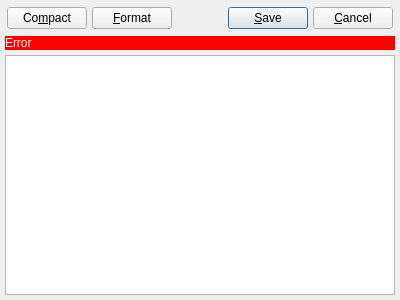
Above: src/texteditdialog.ui from syyyr/shvspy before the change. Below: the same form after it.
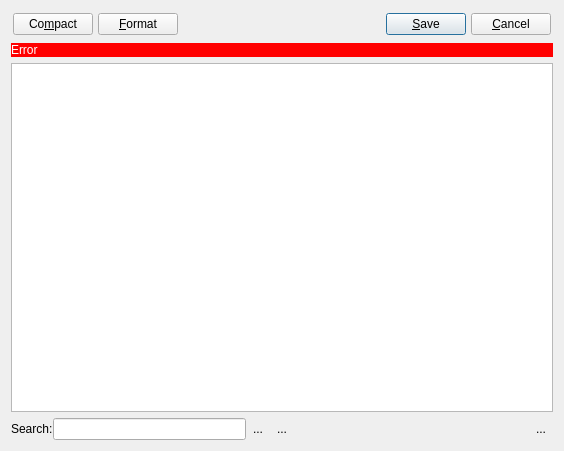
That is the form after the change. Icons and pictures are not drawn.

Commit message: added find function to shvspy result window

Patch:
```diff
--- a/src/texteditdialog.ui
+++ b/src/texteditdialog.ui
@@ -6,29 +6,14 @@
    <rect>
     <x>0</x>
     <y>0</y>
-    <width>400</width>
-    <height>300</height>
+    <width>564</width>
+    <height>451</height>
    </rect>
   </property>
   <property name="windowTitle">
    <string>Result</string>
   </property>
-  <layout class="QVBoxLayout" name="verticalLayout">
-   <property name="spacing">
-    <number>5</number>
-   </property>
-   <property name="leftMargin">
-    <number>5</number>
-   </property>
-   <property name="topMargin">
-    <number>5</number>
-   </property>
-   <property name="rightMargin">
-    <number>5</number>
-   </property>
-   <property name="bottomMargin">
-    <number>5</number>
-   </property>
+  <layout class="QVBoxLayout" name="verticalLayout_2">
    <item>
     <widget class="QFrame" name="frmTools">
      <layout class="QHBoxLayout" name="horizontalLayout">
@@ -111,6 +96,103 @@
    <item>
     <widget class="QPlainTextEdit" name="plainTextEdit"/>
    </item>
+   <item>
+    <widget class="QWidget" name="searchWidget" native="true">
+     <layout class="QVBoxLayout" name="verticalLayout">
+      <property name="spacing">
+       <number>0</number>
+      </property>
+      <property name="leftMargin">
+       <number>0</number>
+      </property>
+      <property name="topMargin">
+       <number>0</number>
+      </property>
+      <property name="rightMargin">
+       <number>0</number>
+      </property>
+      <property name="bottomMargin">
+       <number>0</number>
+      </property>
+      <item>
+       <layout class="QHBoxLayout" name="horizontalLayout_3">
+        <property name="spacing">
+         <number>0</number>
+        </property>
+        <item>
+         <layout class="QHBoxLayout" name="horizontalLayout_2">
+          <item>
+           <widget class="QLabel" name="label">
+            <property name="text">
+             <string>Search:</string>
+            </property>
+           </widget>
+          </item>
+          <item>
+           <widget class="QLineEdit" name="searchEdit"/>
+          </item>
+         </layout>
+        </item>
+        <item>
+         <widget class="QToolButton" name="nextToolButton">
+          <property name="text">
+           <string>...</string>
+          </property>
+          <property name="icon">
+           <iconset resource="../shvspy.qrc">
+            <normaloff>:/shvspy/images/down.svg</normaloff>:/shvspy/images/down.svg</iconset>
+          </property>
+          <property name="autoRaise">
+           <bool>true</bool>
+          </property>
+         </widget>
+        </item>
+        <item>
+         <widget class="QToolButton" name="prevToolButton">
+          <property name="text">
+           <string>...</string>
+          </property>
+          <property name="icon">
+           <iconset resource="../shvspy.qrc">
+            <normaloff>:/shvspy/images/up.svg</normaloff>:/shvspy/images/up.svg</iconset>
+          </property>
+          <property name="autoRaise">
+           <bool>true</bool>
+          </property>
+         </widget>
+        </item>
+        <item>
+         <spacer name="horizontalSpacer_2">
+          <property name="orientation">
+           <enum>Qt::Horizontal</enum>
+          </property>
+          <property name="sizeHint" stdset="0">
+           <size>
+            <width>40</width>
+            <height>20</height>
+           </size>
+          </property>
+         </spacer>
+        </item>
+        <item>
+         <widget class="QToolButton" name="closeToolButton">
+          <property name="text">
+           <string>...</string>
+          </property>
+          <property name="icon">
+           <iconset resource="../shvspy.qrc">
+            <normaloff>:/shvspy/images/close.svg</normaloff>:/shvspy/images/close.svg</iconset>
+          </property>
+          <property name="autoRaise">
+           <bool>true</bool>
+          </property>
+         </widget>
+        </item>
+       </layout>
+      </item>
+     </layout>
+    </widget>
+   </item>
   </layout>
  </widget>
  <resources/>
```
Left out of the diff: 4 changed lines with no effect on the pictures. The commit also changes 6 other files.
